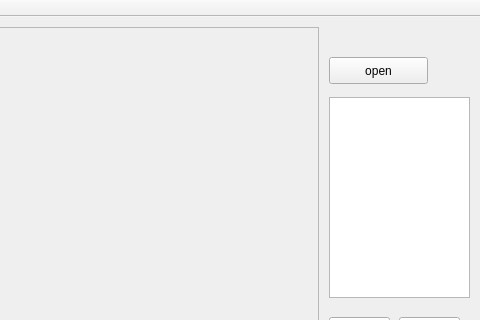
This is workspace/OpenAndDecodeGPSTrackFiles/mainwindow.ui in g-ch/workspace as Qt 5 draws it before an edit; both pictures show x 411 to 891 and y 0 to 320 of the 891 by 551 pixel window. The edited form follows.
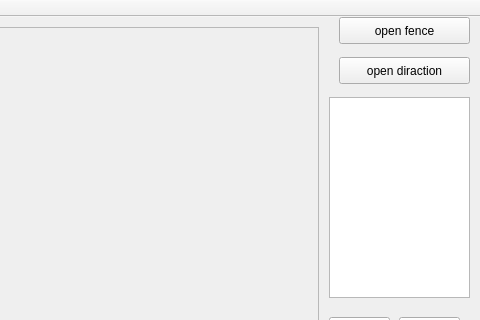
This is the edited form.

```diff
--- a/workspace/OpenAndDecodeGPSTrackFiles/mainwindow.ui
+++ b/workspace/OpenAndDecodeGPSTrackFiles/mainwindow.ui
@@ -17,14 +17,14 @@
    <widget class="QPushButton" name="pushButton">
     <property name="geometry">
      <rect>
-      <x>740</x>
-      <y>40</y>
-      <width>99</width>
+      <x>750</x>
+      <y>0</y>
+      <width>131</width>
       <height>27</height>
      </rect>
     </property>
     <property name="text">
-     <string>open</string>
+     <string>open fence</string>
     </property>
    </widget>
    <widget class="QFrame" name="frame">
@@ -104,6 +104,19 @@
      <string>OK</string>
     </property>
    </widget>
+   <widget class="QPushButton" name="pushButton_5">
+    <property name="geometry">
+     <rect>
+      <x>750</x>
+      <y>40</y>
+      <width>131</width>
+      <height>27</height>
+     </rect>
+    </property>
+    <property name="text">
+     <string>open diraction</string>
+    </property>
+   </widget>
   </widget>
   <widget class="QMenuBar" name="menuBar">
    <property name="geometry">
```
